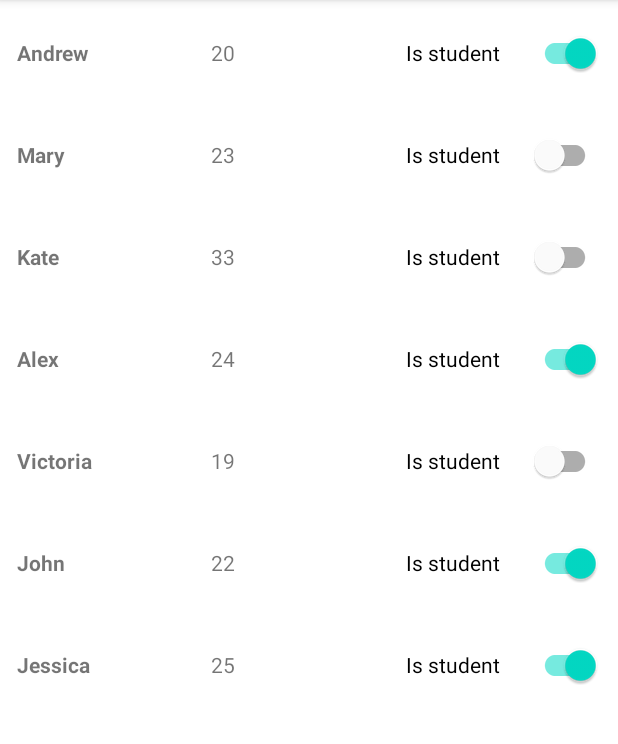
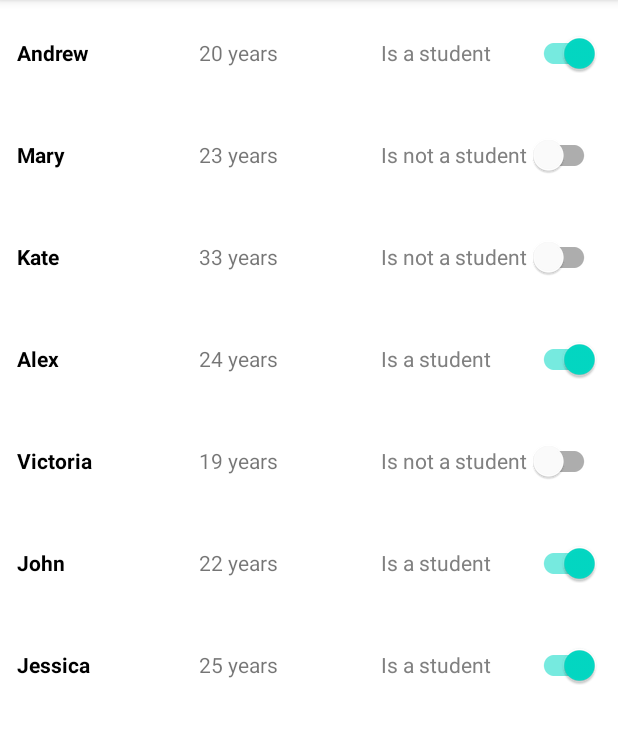
Before and after one commit to MykolaOnyshchuk/CHI_Software_Test_Task, an Android app: the screen it shows after launch (MainActivity), on a phone screen of 412 x 824 dp, the part 84-828 px from its top. Run offline under Robolectric (Android 15) with nearby library versions, the phone set to English and light mode, and no system bars.

Commit message:
finished everything for Junior

```diff
--- a/app/build.gradle
+++ b/app/build.gradle
@@ -37,6 +37,8 @@ dependencies {
     implementation 'androidx.appcompat:appcompat:1.4.2'
     implementation 'com.google.android.material:material:1.6.1'
     implementation 'androidx.constraintlayout:constraintlayout:2.1.4'
+    implementation 'com.google.code.gson:gson:2.8.6'
+    implementation 'androidx.legacy:legacy-support-v4:1.0.0'
     testImplementation 'junit:junit:4.+'
     androidTestImplementation 'androidx.test.ext:junit:1.1.3'
     androidTestImplementation 'androidx.test.espresso:espresso-core:3.4.0'
--- a/app/src/main/java/project/mykolaonyshchuk/chisoftwaretesttask/MainActivity.kt
+++ b/app/src/main/java/project/mykolaonyshchuk/chisoftwaretesttask/MainActivity.kt
@@ -3,11 +3,13 @@ package project.mykolaonyshchuk.chisoftwaretesttask
 import androidx.appcompat.app.AppCompatActivity
 import android.os.Bundle
 import android.util.Log
+import android.widget.Toast
+import androidx.fragment.app.FragmentManager
 import androidx.recyclerview.widget.LinearLayoutManager
 import androidx.recyclerview.widget.RecyclerView
 
-class MainActivity : AppCompatActivity() {
-    lateinit var users: ArrayList<User>
+class MainActivity : AppCompatActivity(), UsersAdapter.UserOnClickListener {
+    private lateinit var users: ArrayList<User>
     private lateinit var userRecyclerView: RecyclerView
 
     override fun onCreate(savedInstanceState: Bundle?) {
@@ -16,6 +18,10 @@ class MainActivity : AppCompatActivity() {
 
         userRecyclerView = findViewById(R.id.user_recycler_view)
 
+        val spHelper = SharedPreferencesHelper()
+        val spUsers = spHelper.getArrayListOfUsers(this)
+
+        if (spUsers == null) {
             users = ArrayList()
             users.add(User("Andrew", 20, true))
             users.add(User("Mary", 23, false))
@@ -24,12 +30,33 @@ class MainActivity : AppCompatActivity() {
             users.add(User("Victoria", 19, false))
             users.add(User("John", 22, true))
             users.add(User("Jessica", 25, true))
+        } else {
+            users = spUsers
+        }
 
-        val adapter = UsersAdapter(users)
+        val adapter = UsersAdapter(users, this)
         Log.d("Number of objects", adapter.itemCount.toString())
 
         userRecyclerView.adapter = adapter
-
         userRecyclerView.layoutManager = LinearLayoutManager(this)
     }
+
+    override fun onSaveInstanceState(outState: Bundle) {
+        super.onSaveInstanceState(outState)
+        val spHelper = SharedPreferencesHelper()
+        spHelper.saveArrayListOfUsers(users, this)
     }
+
+    override fun onUserClick(position: Int) {
+
+        val bundle = Bundle()
+        bundle.putParcelable("user", users[position])
+        val detailsFragment = UserDetailsFragment()
+        detailsFragment.arguments = bundle
+        val fm: FragmentManager = supportFragmentManager
+        val ft = fm.beginTransaction()
+        ft.replace(R.id.fragment_container, detailsFragment).addToBackStack(null).commit()
+
+        Toast.makeText(this, position.toString(), Toast.LENGTH_SHORT).show()
+    }
+}
--- /dev/null
+++ b/app/src/main/java/project/mykolaonyshchuk/chisoftwaretesttask/SharedPreferencesHelper.kt
@@ -0,0 +1,27 @@
+package project.mykolaonyshchuk.chisoftwaretesttask
+
+import android.content.Context
+import android.content.SharedPreferences
+import com.google.gson.Gson
+import com.google.gson.reflect.TypeToken
+
+
+class SharedPreferencesHelper {
+    private val gson = Gson()
+
+    fun saveArrayListOfUsers(usersArr: ArrayList<User>, context: Context) {
+        val sharedPreferences: SharedPreferences =
+            context.getSharedPreferences("shared preferences", Context.MODE_PRIVATE)
+        val editor: SharedPreferences.Editor = sharedPreferences.edit()
+        val usersJSON: String = gson.toJson(usersArr)
+        editor.putString("users", usersJSON).apply()
+    }
+
+    fun getArrayListOfUsers(context: Context): ArrayList<User>? {
+        val sharedPreferences: SharedPreferences =
+            context.getSharedPreferences("shared preferences", Context.MODE_PRIVATE)
+        val usersJSON = sharedPreferences.getString("users", null)
+        val usersArr = gson.fromJson<ArrayList<User>>(usersJSON, object: TypeToken<ArrayList<User>>() {}.type)
+        return usersArr
+    }
+}
--- a/app/src/main/java/project/mykolaonyshchuk/chisoftwaretesttask/User.kt
+++ b/app/src/main/java/project/mykolaonyshchuk/chisoftwaretesttask/User.kt
@@ -1,14 +1,47 @@
 package project.mykolaonyshchuk.chisoftwaretesttask
 
-class User(val name: String, val age: Int, var isStudent: Boolean) {
-    companion object {
-        private var lastUserId = 0
-        fun createContactsList(numContacts: Int): ArrayList<User> {
-            val contacts = ArrayList<User>()
-            for (i in 1..numContacts) {
-                contacts.add(User("Person " + ++lastUserId, i, false))
-            }
-            return contacts
+import android.os.Build
+import android.os.Parcel
+import android.os.Parcelable
+import android.os.Parcelable.Creator
+import androidx.annotation.RequiresApi
+
+class User: Parcelable {
+    var name: String?
+    var age: Int = 0
+    var isStudent = false
+
+    constructor(name: String?, age: Int, isStudent: Boolean) {
+        this.name = name
+        this.age = age
+        this.isStudent = isStudent
+    }
+    @RequiresApi(Build.VERSION_CODES.Q)
+    constructor(input: Parcel) {
+        name = input.readString()
+        age = input.readInt()
+        isStudent = input.readBoolean()
+    }
+
+    @RequiresApi(Build.VERSION_CODES.Q)
+    override fun writeToParcel(p0: Parcel?, p1: Int) {
+        p0?.writeString(name)
+        p0?.writeInt(age)
+        p0?.writeBoolean(isStudent)
+    }
+
+    override fun describeContents(): Int {
+        return 0
+    }
+
+    companion object CREATOR : Creator<User> {
+        @RequiresApi(Build.VERSION_CODES.Q)
+        override fun createFromParcel(parcel: Parcel): User {
+            return User(parcel)
+        }
+
+        override fun newArray(size: Int): Array<User?> {
+            return arrayOfNulls(size)
         }
     }
 }
--- a/app/src/main/java/project/mykolaonyshchuk/chisoftwaretesttask/UsersAdapter.kt
+++ b/app/src/main/java/project/mykolaonyshchuk/chisoftwaretesttask/UsersAdapter.kt
@@ -7,21 +7,35 @@ import android.widget.TextView
 import androidx.recyclerview.widget.RecyclerView
 import com.google.android.material.switchmaterial.SwitchMaterial
 
-class UsersAdapter (private var users: List<User>) : RecyclerView.Adapter<UsersAdapter.ViewHolder>()
+class UsersAdapter (var users: List<User>, var userOnClickListener: UserOnClickListener) : RecyclerView.Adapter<UsersAdapter.ViewHolder>()
 {
 
-    inner class ViewHolder(itemView: View) : RecyclerView.ViewHolder(itemView) {
+    inner class ViewHolder(itemView: View, var userOnClickListener: UserOnClickListener) : RecyclerView.ViewHolder(itemView), View.OnClickListener {
+        val nameText: TextView
+        val ageText: TextView
+        val isStudentSwitch: SwitchMaterial
 
-        val nameText: TextView = itemView.findViewById(R.id.name)
-        val ageText: TextView = itemView.findViewById(R.id.age)
-        val isStudentSwitch: SwitchMaterial = itemView.findViewById(R.id.isStudentSwitch)
+        override fun onClick(p0: View?) {
+            userOnClickListener.onUserClick(adapterPosition)
+        }
+
+        init {
+            nameText = itemView.findViewById(R.id.name)
+            ageText = itemView.findViewById(R.id.age)
+            isStudentSwitch = itemView.findViewById(R.id.isStudentSwitch)
+            itemView.setOnClickListener(this)
+        }
+    }
+
+    interface UserOnClickListener {
+        fun onUserClick(position: Int);
     }
 
     override fun onCreateViewHolder(parent: ViewGroup, viewType: Int): UsersAdapter.ViewHolder {
         val context = parent.context
         val inflater = LayoutInflater.from(context)
         val userView = inflater.inflate(R.layout.item_user, parent, false)
-        return ViewHolder(userView)
+        return ViewHolder(userView, userOnClickListener)
     }
 
     override fun onBindViewHolder(viewHolder: UsersAdapter.ViewHolder, position: Int) {
@@ -29,12 +43,22 @@ class UsersAdapter (private var users: List<User>) : RecyclerView.Adapter<UsersA
         val nameText = viewHolder.nameText
         nameText.text = user.name
         val ageText = viewHolder.ageText
-        ageText.text = user.age.toString()
+        ageText.text = "${user.age} years"
         val isStudentSwitch = viewHolder.isStudentSwitch
         isStudentSwitch.isChecked = user.isStudent
+        if (isStudentSwitch.isChecked) {
+            isStudentSwitch.text = "Is a student"
+        } else {
+            isStudentSwitch.text = "Is not a student"
+        }
 
         isStudentSwitch.setOnClickListener{
             users[position].isStudent = isStudentSwitch.isChecked
+            if (isStudentSwitch.isChecked) {
+                isStudentSwitch.text = "Is a student"
+            } else {
+                isStudentSwitch.text = "Is not a student"
+            }
         }
     }
 
--- /dev/null
+++ b/app/src/main/res/drawable/ic_baseline_close_24.xml
@@ -0,0 +1,5 @@
+<vector android:height="24dp" android:tint="#000000"
+    android:viewportHeight="24" android:viewportWidth="24"
+    android:width="24dp" xmlns:android="http://schemas.android.com/apk/res/android">
+    <path android:fillColor="@android:color/white" android:pathData="M19,6.41L17.59,5 12,10.59 6.41,5 5,6.41 10.59,12 5,17.59 6.41,19 12,13.41 17.59,19 19,17.59 13.41,12z"/>
+</vector>
--- a/app/src/main/res/layout/activity_main.xml
+++ b/app/src/main/res/layout/activity_main.xml
@@ -19,4 +19,10 @@
         app:layout_constraintEnd_toEndOf="parent"
         app:layout_constraintStart_toStartOf="parent"
         app:layout_constraintTop_toTopOf="parent" />
+
+    <RelativeLayout
+        android:id="@+id/fragment_container"
+        android:layout_width="match_parent"
+        android:layout_height="match_parent"
+        android:gravity="center"/>
 </androidx.constraintlayout.widget.ConstraintLayout>
--- a/app/src/main/res/layout/item_user.xml
+++ b/app/src/main/res/layout/item_user.xml
@@ -1,5 +1,6 @@
 <?xml version="1.0" encoding="utf-8"?>
 <LinearLayout xmlns:android="http://schemas.android.com/apk/res/android"
+    android:id="@+id/recycler_view_item"
     xmlns:app="http://schemas.android.com/apk/res-auto"
     xmlns:tools="http://schemas.android.com/tools"
     android:layout_width="match_parent"
@@ -13,7 +14,8 @@
         android:layout_height="wrap_content"
         android:layout_weight="1"
         android:text="@string/name"
-        android:textStyle="bold" />
+        android:textStyle="bold"
+        android:textColor="@color/black"/>
 
     <TextView
         android:id="@+id/age"
@@ -26,7 +28,9 @@
         android:id="@+id/isStudentSwitch"
         android:layout_width="0dp"
         android:layout_height="wrap_content"
-        android:layout_weight="1"
+        android:layout_weight="1.2"
+        android:checked="false"
         android:minHeight="48dp"
-        android:text="@string/is_student" />
+        android:text="@string/is_a_student"
+        android:textColor="#808080" />
 </LinearLayout>
--- a/app/src/main/res/values/themes.xml
+++ b/app/src/main/res/values/themes.xml
@@ -13,4 +13,7 @@
         <item name="android:statusBarColor" tools:targetApi="l">?attr/colorPrimaryVariant</item>
         <!-- Customize your theme here. -->
     </style>
+    <style name="Button.White" parent="ThemeOverlay.AppCompat">
+        <item name="colorAccent">@android:color/white</item>
+    </style>
 </resources>
```
Also changed, not shown: app/src/main/java/project/mykolaonyshchuk/chisoftwaretesttask/UserDetailsFragment.kt (added, +98 -0 lines), app/src/main/res/layout/fragment_user_details.xml (added, +107 -0 lines), app/src/main/res/values/strings.xml (+9 -1 lines). Lines whose indentation alone changed are shown as unchanged.
